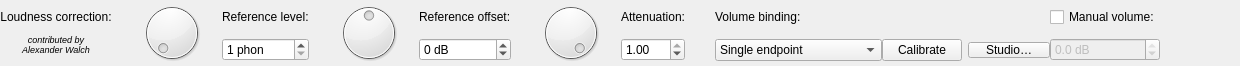
xup61069/EqAPO64_with_VST3_support, file Editor/guis/LoudnessCorrectionFilterGUI.ui: the form before one commit.
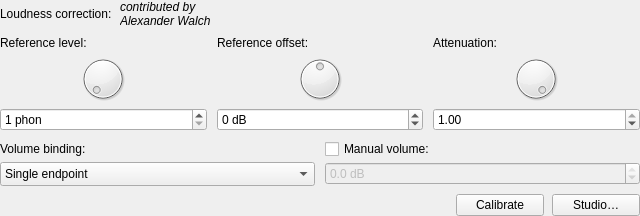
The form after the commit.

Commit message: fix: make dense editor layouts responsive

```diff
--- a/Editor/guis/LoudnessCorrectionFilterGUI.ui
+++ b/Editor/guis/LoudnessCorrectionFilterGUI.ui
@@ -6,14 +6,20 @@
    <rect>
     <x>0</x>
     <y>0</y>
-    <width>1240</width>
-    <height>66</height>
+    <width>640</width>
+    <height>207</height>
    </rect>
   </property>
+  <property name="sizePolicy">
+   <sizepolicy hsizetype="Expanding" vsizetype="Preferred">
+    <horstretch>1</horstretch>
+    <verstretch>0</verstretch>
+   </sizepolicy>
+  </property>
   <property name="windowTitle">
    <string notr="true"/>
   </property>
-  <layout class="QGridLayout" name="gridLayout" columnstretch="0,0,0,0,0,0,0,0,0,0,0,0,0,0,0,0">
+  <layout class="QGridLayout" name="gridLayout">
    <property name="leftMargin">
     <number>0</number>
    </property>
@@ -26,132 +32,172 @@
    <property name="bottomMargin">
     <number>0</number>
    </property>
+   <property name="horizontalSpacing">
+    <number>10</number>
+   </property>
+   <property name="verticalSpacing">
+    <number>8</number>
+   </property>
+   <item row="0" column="0">
+    <layout class="QHBoxLayout" name="identityLayout">
    <property name="spacing">
-    <number>0</number>
-   </property>
-   <item row="1" column="14">
-    <widget class="QDoubleSpinBox" name="volumeSpinBox">
-     <property name="enabled">
-      <bool>false</bool>
-     </property>
-     <property name="suffix">
-      <string notr="true"> dB</string>
-     </property>
-     <property name="minimum">
-      <double>-100.000000000000000</double>
-     </property>
-     <property name="maximum">
-      <double>0.000000000000000</double>
-     </property>
-     <property name="decimals">
-      <number>1</number>
-     </property>
-     <property name="singleStep">
-      <double>0.500000000000000</double>
-     </property>
-    </widget>
-   </item>
-   <item row="0" column="7">
-    <spacer name="horizontalSpacer_3">
-     <property name="orientation">
-      <enum>Qt::Horizontal</enum>
-     </property>
-     <property name="sizeType">
-      <enum>QSizePolicy::Fixed</enum>
-     </property>
-     <property name="sizeHint" stdset="0">
-      <size>
-       <width>10</width>
-       <height>20</height>
-      </size>
-     </property>
-    </spacer>
-   </item>
-   <item row="0" column="3">
-    <widget class="QLabel" name="refLevelLabel">
-     <property name="sizePolicy">
-      <sizepolicy hsizetype="Preferred" vsizetype="Fixed">
-       <horstretch>0</horstretch>
-       <verstretch>0</verstretch>
-      </sizepolicy>
-     </property>
+      <number>8</number>
+     </property>
+     <item>
+      <widget class="QLabel" name="label">
      <property name="text">
-      <string>Reference level:</string>
-     </property>
-    </widget>
-   </item>
-   <item row="0" column="15">
-    <spacer name="horizontalSpacer_4">
-     <property name="orientation">
-      <enum>Qt::Horizontal</enum>
-     </property>
-     <property name="sizeHint" stdset="0">
-      <size>
-       <width>0</width>
-       <height>20</height>
-      </size>
-     </property>
-    </spacer>
-   </item>
-   <item row="0" column="14">
-    <widget class="QCheckBox" name="manualVolumeCheckBox">
-     <property name="toolTip">
-      <string>Use this when a DAC or amplifier hardware knob controls the real listening level.</string>
-     </property>
-     <property name="text">
-      <string>Manual volume:</string>
-     </property>
-    </widget>
-   </item>
-   <item row="1" column="0">
+        <string>Loudness correction:</string>
+       </property>
+       <property name="alignment">
+        <set>Qt::AlignLeading|Qt::AlignLeft|Qt::AlignVCenter</set>
+       </property>
+      </widget>
+     </item>
+     <item>
     <widget class="QLabel" name="label_2">
+       <property name="sizePolicy">
+        <sizepolicy hsizetype="Ignored" vsizetype="Preferred">
+         <horstretch>1</horstretch>
+         <verstretch>0</verstretch>
+        </sizepolicy>
+       </property>
      <property name="font">
       <font>
-       <pointsize>7</pointsize>
-       <weight>50</weight>
        <italic>true</italic>
-       <bold>false</bold>
       </font>
      </property>
      <property name="text">
       <string>contributed by
 Alexander Walch</string>
      </property>
+       <property name="wordWrap">
+        <bool>true</bool>
+       </property>
      <property name="alignment">
-      <set>Qt::AlignHCenter|Qt::AlignTop</set>
+        <set>Qt::AlignLeading|Qt::AlignLeft|Qt::AlignVCenter</set>
      </property>
     </widget>
    </item>
-   <item row="0" column="10">
-    <spacer name="horizontalSpacer_5">
+     <item>
+      <spacer name="identitySpacer">
      <property name="orientation">
       <enum>Qt::Horizontal</enum>
      </property>
-     <property name="sizeType">
-      <enum>QSizePolicy::Fixed</enum>
-     </property>
      <property name="sizeHint" stdset="0">
       <size>
-       <width>30</width>
+         <width>0</width>
        <height>20</height>
       </size>
      </property>
     </spacer>
    </item>
-   <item row="0" column="5" rowspan="2">
+    </layout>
+   </item>
+   <item row="1" column="0">
+    <layout class="QHBoxLayout" name="parameterLayout" stretch="1,1,1">
+     <property name="spacing">
+      <number>10</number>
+     </property>
+     <item>
+      <layout class="QVBoxLayout" name="referenceLevelLayout">
+       <property name="spacing">
+        <number>4</number>
+       </property>
+       <item>
+        <widget class="QLabel" name="refLevelLabel">
+         <property name="sizePolicy">
+          <sizepolicy hsizetype="Ignored" vsizetype="Preferred">
+           <horstretch>0</horstretch>
+           <verstretch>0</verstretch>
+          </sizepolicy>
+         </property>
+         <property name="text">
+          <string>Reference level:</string>
+         </property>
+         <property name="wordWrap">
+          <bool>true</bool>
+         </property>
+         <property name="buddy">
+          <cstring>refLevelSpinBox</cstring>
+         </property>
+        </widget>
+       </item>
+       <item alignment="Qt::AlignHCenter">
+        <widget class="QDial" name="refLevelDial">
+         <property name="minimum">
+          <number>1</number>
+         </property>
+         <property name="maximum">
+          <number>100</number>
+         </property>
+        </widget>
+       </item>
+       <item>
+        <widget class="QSpinBox" name="refLevelSpinBox">
+         <property name="sizePolicy">
+          <sizepolicy hsizetype="Expanding" vsizetype="Fixed">
+           <horstretch>0</horstretch>
+           <verstretch>0</verstretch>
+          </sizepolicy>
+         </property>
+         <property name="suffix">
+          <string notr="true"> phon</string>
+         </property>
+         <property name="minimum">
+          <number>1</number>
+         </property>
+         <property name="maximum">
+          <number>100</number>
+         </property>
+        </widget>
+       </item>
+      </layout>
+     </item>
+     <item>
+      <layout class="QVBoxLayout" name="referenceOffsetLayout">
+       <property name="spacing">
+        <number>4</number>
+       </property>
+       <item>
+        <widget class="QLabel" name="refOffsetLabel">
+         <property name="sizePolicy">
+          <sizepolicy hsizetype="Ignored" vsizetype="Preferred">
+           <horstretch>0</horstretch>
+           <verstretch>0</verstretch>
+          </sizepolicy>
+         </property>
+         <property name="text">
+          <string>Reference offset:</string>
+         </property>
+         <property name="wordWrap">
+          <bool>true</bool>
+         </property>
+         <property name="buddy">
+          <cstring>refOffsetSpinBox</cstring>
+         </property>
+        </widget>
+       </item>
+       <item alignment="Qt::AlignHCenter">
     <widget class="QDial" name="refOffsetDial">
-     <property name="minimumSize">
-      <size>
-       <width>0</width>
-       <height>66</height>
-      </size>
-     </property>
-     <property name="maximumSize">
-      <size>
-       <width>16777215</width>
-       <height>66</height>
-      </size>
-     </property>
+         <property name="minimum">
+          <number>-100</number>
+         </property>
+         <property name="maximum">
+          <number>100</number>
+         </property>
+        </widget>
+       </item>
+       <item>
+        <widget class="QSpinBox" name="refOffsetSpinBox">
+         <property name="sizePolicy">
+          <sizepolicy hsizetype="Expanding" vsizetype="Fixed">
+           <horstretch>0</horstretch>
+           <verstretch>0</verstretch>
+          </sizepolicy>
+         </property>
+         <property name="suffix">
+          <string notr="true"> dB</string>
+         </property>
      <property name="minimum">
       <number>-100</number>
      </property>
@@ -160,10 +206,17 @@
      </property>
     </widget>
    </item>
-   <item row="0" column="9">
+      </layout>
+     </item>
+     <item>
+      <layout class="QVBoxLayout" name="attenuationLayout">
+       <property name="spacing">
+        <number>4</number>
+       </property>
+       <item>
     <widget class="QLabel" name="attLabel">
      <property name="sizePolicy">
-      <sizepolicy hsizetype="Preferred" vsizetype="Fixed">
+          <sizepolicy hsizetype="Ignored" vsizetype="Preferred">
        <horstretch>0</horstretch>
        <verstretch>0</verstretch>
       </sizepolicy>
@@ -171,51 +224,16 @@
      <property name="text">
       <string>Attenuation:</string>
      </property>
-    </widget>
-   </item>
-   <item row="0" column="4">
-    <spacer name="horizontalSpacer_2">
-     <property name="orientation">
-      <enum>Qt::Horizontal</enum>
-     </property>
-     <property name="sizeType">
-      <enum>QSizePolicy::Fixed</enum>
-     </property>
-     <property name="sizeHint" stdset="0">
-      <size>
-       <width>10</width>
-       <height>20</height>
-      </size>
-     </property>
-    </spacer>
-   </item>
-   <item row="1" column="3">
-    <widget class="QSpinBox" name="refLevelSpinBox">
-     <property name="suffix">
-      <string notr="true"> phon</string>
-     </property>
-     <property name="minimum">
-      <number>1</number>
-     </property>
-     <property name="maximum">
-      <number>100</number>
-     </property>
-    </widget>
-   </item>
-   <item row="0" column="8" rowspan="2">
+         <property name="wordWrap">
+          <bool>true</bool>
+         </property>
+         <property name="buddy">
+          <cstring>attSpinBox</cstring>
+         </property>
+        </widget>
+       </item>
+       <item alignment="Qt::AlignHCenter">
     <widget class="QDial" name="attDial">
-     <property name="minimumSize">
-      <size>
-       <width>0</width>
-       <height>66</height>
-      </size>
-     </property>
-     <property name="maximumSize">
-      <size>
-       <width>16777215</width>
-       <height>66</height>
-      </size>
-     </property>
      <property name="minimum">
       <number>0</number>
      </property>
@@ -227,8 +245,14 @@
      </property>
     </widget>
    </item>
-   <item row="1" column="9">
+       <item>
     <widget class="QDoubleSpinBox" name="attSpinBox">
+         <property name="sizePolicy">
+          <sizepolicy hsizetype="Expanding" vsizetype="Fixed">
+           <horstretch>0</horstretch>
+           <verstretch>0</verstretch>
+          </sizepolicy>
+         </property>
      <property name="maximum">
       <double>1.000000000000000</double>
      </property>
@@ -240,98 +264,45 @@
      </property>
     </widget>
    </item>
-   <item row="1" column="6">
-    <widget class="QSpinBox" name="refOffsetSpinBox">
-     <property name="suffix">
-      <string notr="true"> dB</string>
-     </property>
-     <property name="minimum">
-      <number>-100</number>
-     </property>
-     <property name="maximum">
-      <number>100</number>
-     </property>
-    </widget>
-   </item>
-   <item row="0" column="6">
-    <widget class="QLabel" name="refOffsetLabel">
-     <property name="sizePolicy">
-      <sizepolicy hsizetype="Preferred" vsizetype="Fixed">
-       <horstretch>0</horstretch>
-       <verstretch>0</verstretch>
-      </sizepolicy>
-     </property>
-     <property name="text">
-      <string>Reference offset:</string>
-     </property>
-    </widget>
+      </layout>
+     </item>
+    </layout>
    </item>
-   <item row="0" column="1">
-    <spacer name="horizontalSpacer">
-     <property name="orientation">
-      <enum>Qt::Horizontal</enum>
+   <item row="2" column="0">
+    <layout class="QGridLayout" name="listeningLayout" columnstretch="1,1">
+     <property name="horizontalSpacing">
+      <number>10</number>
      </property>
-     <property name="sizeType">
-      <enum>QSizePolicy::Fixed</enum>
+     <property name="verticalSpacing">
+      <number>3</number>
      </property>
-     <property name="sizeHint" stdset="0">
-      <size>
-       <width>10</width>
-       <height>20</height>
-      </size>
-     </property>
-    </spacer>
-   </item>
-   <item row="0" column="2" rowspan="2">
-    <widget class="QDial" name="refLevelDial">
-     <property name="minimumSize">
-      <size>
-       <width>0</width>
-       <height>66</height>
-      </size>
-     </property>
-     <property name="maximumSize">
-      <size>
-       <width>16777215</width>
-       <height>66</height>
-      </size>
-     </property>
-     <property name="minimum">
-      <number>1</number>
-     </property>
-     <property name="maximum">
-      <number>100</number>
-     </property>
-    </widget>
-   </item>
    <item row="0" column="0">
-    <widget class="QLabel" name="label">
-     <property name="sizePolicy">
-      <sizepolicy hsizetype="Preferred" vsizetype="Fixed">
-       <horstretch>0</horstretch>
-       <verstretch>0</verstretch>
-      </sizepolicy>
-     </property>
-     <property name="text">
-      <string>Loudness correction:</string>
-     </property>
-     <property name="alignment">
-      <set>Qt::AlignCenter</set>
-     </property>
-    </widget>
-   </item>
-   <item row="0" column="11">
     <widget class="QLabel" name="bindingLabel">
      <property name="text">
       <string>Volume binding:</string>
      </property>
-    </widget>
-   </item>
-   <item row="1" column="11">
+       <property name="buddy">
+        <cstring>bindingComboBox</cstring>
+       </property>
+      </widget>
+     </item>
+     <item row="1" column="0">
     <widget class="QComboBox" name="bindingComboBox">
+       <property name="sizePolicy">
+        <sizepolicy hsizetype="Expanding" vsizetype="Fixed">
+         <horstretch>0</horstretch>
+         <verstretch>0</verstretch>
+        </sizepolicy>
+       </property>
      <property name="toolTip">
       <string>Single follows the current APO playback endpoint. Global follows the Windows default Multimedia playback volume across all APO instances; use Global for VB-Audio Matrix.</string>
      </property>
+       <property name="minimumContentsLength">
+        <number>14</number>
+       </property>
+       <property name="sizeAdjustPolicy">
+        <enum>QComboBox::AdjustToMinimumContentsLengthWithIcon</enum>
+       </property>
      <item>
       <property name="text">
        <string>Single endpoint</string>
@@ -344,14 +315,78 @@
      </item>
     </widget>
    </item>
-   <item row="1" column="12">
+     <item row="0" column="1">
+      <widget class="QCheckBox" name="manualVolumeCheckBox">
+       <property name="toolTip">
+        <string>Use this when a DAC or amplifier hardware knob controls the real listening level.</string>
+       </property>
+       <property name="text">
+        <string>Manual volume:</string>
+       </property>
+      </widget>
+     </item>
+     <item row="1" column="1">
+      <widget class="QDoubleSpinBox" name="volumeSpinBox">
+       <property name="enabled">
+        <bool>false</bool>
+       </property>
+       <property name="sizePolicy">
+        <sizepolicy hsizetype="Expanding" vsizetype="Fixed">
+         <horstretch>0</horstretch>
+         <verstretch>0</verstretch>
+        </sizepolicy>
+       </property>
+       <property name="suffix">
+        <string notr="true"> dB</string>
+       </property>
+       <property name="minimum">
+        <double>-100.000000000000000</double>
+       </property>
+       <property name="maximum">
+        <double>0.000000000000000</double>
+       </property>
+       <property name="decimals">
+        <number>1</number>
+       </property>
+       <property name="singleStep">
+        <double>0.500000000000000</double>
+       </property>
+      </widget>
+     </item>
+    </layout>
+   </item>
+   <item row="3" column="0">
+    <layout class="QHBoxLayout" name="actionsLayout">
+     <property name="spacing">
+      <number>8</number>
+     </property>
+     <item>
+      <spacer name="actionsSpacer">
+       <property name="orientation">
+        <enum>Qt::Horizontal</enum>
+       </property>
+       <property name="sizeHint" stdset="0">
+        <size>
+         <width>0</width>
+         <height>20</height>
+        </size>
+       </property>
+      </spacer>
+     </item>
+     <item>
     <widget class="QPushButton" name="calibrateButton">
+       <property name="minimumSize">
+        <size>
+         <width>88</width>
+         <height>0</height>
+        </size>
+       </property>
      <property name="text">
       <string>Calibrate</string>
      </property>
     </widget>
    </item>
-   <item row="1" column="13">
+     <item>
     <widget class="QPushButton" name="studioButton">
      <property name="minimumSize">
       <size>
@@ -359,9 +394,6 @@
        <height>0</height>
       </size>
      </property>
-     <property name="styleSheet">
-      <string notr="true">margin-left: 6px;</string>
-     </property>
      <property name="cursor">
       <cursorShape>PointingHandCursor</cursorShape>
      </property>
@@ -374,6 +406,8 @@
     </widget>
    </item>
   </layout>
+   </item>
+  </layout>
  </widget>
  <resources/>
  <connections>
```
Left out of the diff: 44 changed lines with no effect on the pictures. Lines whose indentation alone changed are shown as unchanged. The commit also changes 57 other files.
